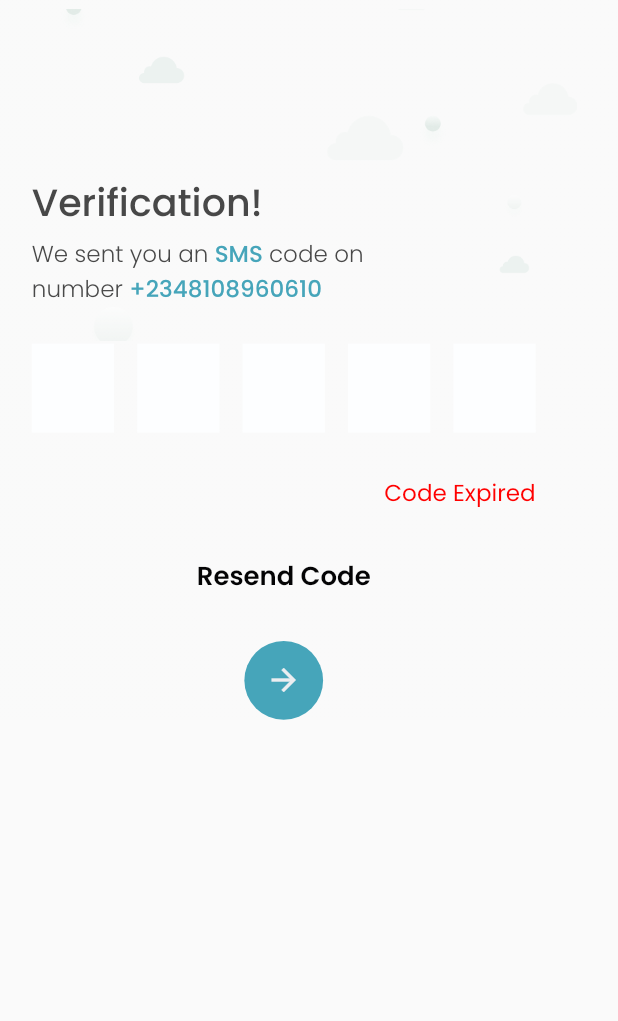
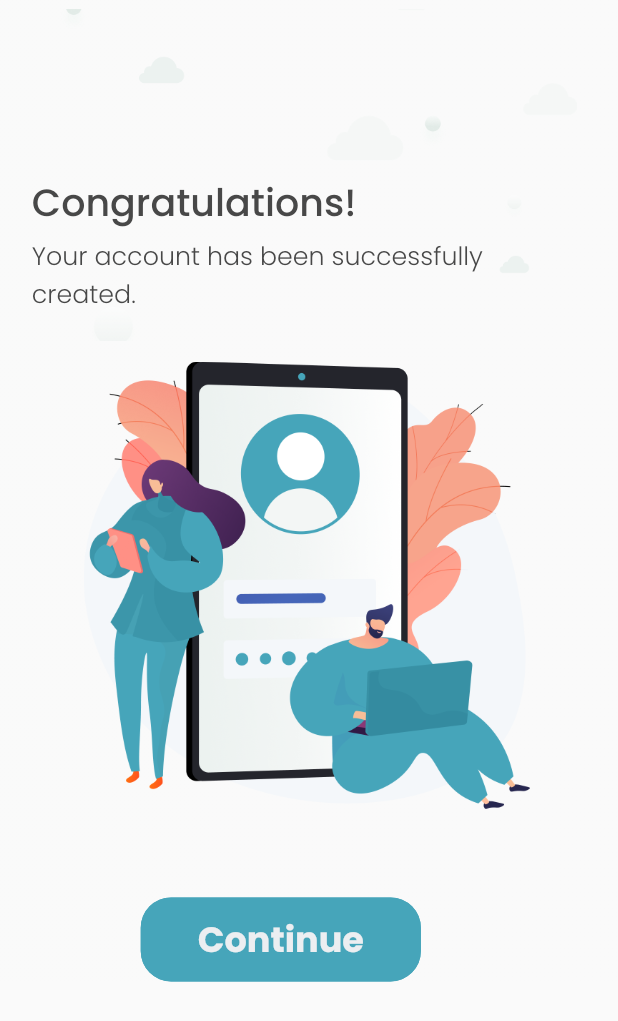
Before and after one commit to FUSION-FUSION/Mobile-Assessment-Flutter, a Flutter app: the VerificationScreen widget shown alone on an empty page, opened directly, after a tap on the "arrow forward" icon, on a phone screen of 412 x 824 dp. Shown: the top 1021 px of the screen. Run offline on Flutter 3.47's test engine with Material 2 defaults, Android fonts, the light colour scheme and no system bars; drawn by our look-alikes of pin_code_fields; our stand-ins replace country_code_picker.

Commit message:
built registration success screen

```diff
--- /dev/null
+++ b/lib/app/presentation/registration_success_screen.dart
@@ -0,0 +1,74 @@
+import 'package:flutter/material.dart';
+import 'package:mobile_assessment_flutter/core/constants.dart';
+import 'package:mobile_assessment_flutter/core/reuseables.dart';
+import 'package:mobile_assessment_flutter/core/screen_size_config.dart';
+
+class RegistrationSuccessScreen extends StatelessWidget {
+  const RegistrationSuccessScreen({Key? key}) : super(key: key);
+
+  @override
+  Widget build(BuildContext context) {
+    ScreenSizeConfig.init(context);
+    return Scaffold(
+      body: buildRegistrationScreenBackground(
+        child: Padding(
+          padding:  EdgeInsets.only(
+              left: getProportionateScreenWidth(22),
+            right: getProportionateScreenWidth(61.05)
+          ),
+          child: Column(
+            crossAxisAlignment: CrossAxisAlignment.start,
+            children: [
+              buildRegistrationScreenHeader(
+                  title: 'Congratulations!',
+                  subtitle: Text(
+                    'Your account has been successfully\ncreated.',
+                    style: TextStyle(
+                        color: Palette.headerTextColor,
+                        fontSize: getProportionateScreenWidth(17.55),
+                        fontFamily: FontFamily.light,
+                        fontWeight: FontWeight.w300),
+                  ),
+              ),
+              SizedBox(
+                height: getProportionateScreenHeight(37.44),
+              ),
+              Padding(
+                padding:  EdgeInsets.only(left: getProportionateScreenWidth(36)),
+                child: Image.asset('assets/images/ic-congratulations.png'),
+              ),
+              SizedBox(
+                height: getProportionateScreenHeight(66.59),
+              ),
+              Align(
+                alignment: Alignment.center,
+                child:
+                BuildButton(
+                  onPressed: () {
+                    // Navigator.push(
+                    // context,
+                    // MaterialPageRoute(
+                    //     builder: (context) => VerificationScreen()));
+                  },
+                  buttonText: 'Continue',
+                  containerHeight: 63,
+                  containerWidth: 194.01,
+                  borderRadiusSize: 20.25,
+                  buttonTextSize: 24.3,
+                  buttonTextColor: Palette.whiteColor,
+                  buttonColor: Palette.primaryColor,
+                  borderColor: Palette.primaryColor,
+                  buttonTextWeight: FontWeight.w500,
+                  buttonTextFamily: FontFamily.bold,
+                ),
+
+
+
+              )
+            ],
+          ),
+        ),
+      ),
+    );
+  }
+}
--- a/lib/app/presentation/verification_screen.dart
+++ b/lib/app/presentation/verification_screen.dart
@@ -1,4 +1,5 @@
 import 'package:flutter/material.dart';
+import 'package:mobile_assessment_flutter/app/presentation/registration_success_screen.dart';
 import 'package:mobile_assessment_flutter/core/constants.dart';
 import 'package:mobile_assessment_flutter/core/reuseables.dart';
 import 'package:mobile_assessment_flutter/core/screen_size_config.dart';
@@ -122,7 +123,14 @@ class _VerificationScreenState extends State<VerificationScreen> {
                 decoration: BoxDecoration(
                     color: Palette.primaryColor, shape: BoxShape.circle),
                 child: IconButton(
-                  onPressed: () {},
+                  onPressed: () {
+                    Navigator.pushReplacement(
+                    context,
+                    MaterialPageRoute(
+                        builder: (context) => RegistrationSuccessScreen()));
+
+
+                  },
                   icon: Icon(
                     Icons.arrow_forward,
                     color: Palette.whiteColor,
```
